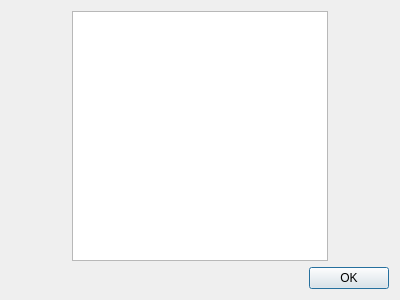
ckb-next/ckb-next, file src/gui/kbprofiledialog.ui: the form before one commit.
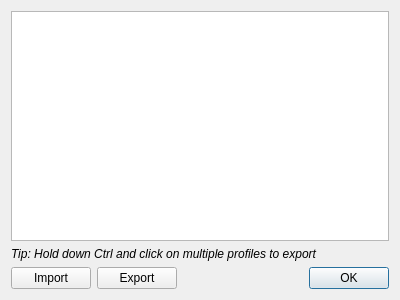
The form after the commit. Custom widgets are drawn as their Qt base class.

Commit message: Add profile export functionality

The edit to the form file:
```diff
--- a/src/gui/kbprofiledialog.ui
+++ b/src/gui/kbprofiledialog.ui
@@ -16,34 +16,8 @@
   <property name="windowTitle">
    <string>Keyboard Profiles</string>
   </property>
-  <layout class="QGridLayout" name="gridLayout">
-   <item row="0" column="0">
-    <spacer name="horizontalSpacer">
-     <property name="orientation">
-      <enum>Qt::Horizontal</enum>
-     </property>
-     <property name="sizeHint" stdset="0">
-      <size>
-       <width>40</width>
-       <height>20</height>
-      </size>
-     </property>
-    </spacer>
-   </item>
-   <item row="0" column="2">
-    <spacer name="horizontalSpacer_2">
-     <property name="orientation">
-      <enum>Qt::Horizontal</enum>
-     </property>
-     <property name="sizeHint" stdset="0">
-      <size>
-       <width>40</width>
-       <height>20</height>
-      </size>
-     </property>
-    </spacer>
-   </item>
-   <item row="0" column="1">
+  <layout class="QVBoxLayout" name="verticalLayout">
+   <item>
     <widget class="RListWidget" name="profileList">
      <property name="contextMenuPolicy">
       <enum>Qt::CustomContextMenu</enum>
@@ -59,16 +33,69 @@
      </property>
     </widget>
    </item>
-   <item row="1" column="0" colspan="3">
-    <widget class="QDialogButtonBox" name="buttonBox">
-     <property name="orientation">
-      <enum>Qt::Horizontal</enum>
+   <item>
+    <widget class="QLabel" name="exportTip">
+     <property name="font">
+      <font>
+       <pointsize>9</pointsize>
+       <italic>true</italic>
+      </font>
      </property>
-     <property name="standardButtons">
-      <set>QDialogButtonBox::Ok</set>
+     <property name="text">
+      <string>Tip: Hold down Ctrl and click on multiple profiles to export</string>
      </property>
     </widget>
    </item>
+   <item>
+    <layout class="QHBoxLayout" name="horizontalLayout_2">
+     <item>
+      <widget class="QPushButton" name="importButton">
+       <property name="text">
+        <string>Import</string>
+       </property>
+       <property name="autoDefault">
+        <bool>false</bool>
+       </property>
+      </widget>
+     </item>
+     <item>
+      <widget class="QPushButton" name="exportButton">
+       <property name="text">
+        <string>Export</string>
+       </property>
+      </widget>
+     </item>
+     <item>
+      <spacer name="horizontalSpacer">
+       <property name="orientation">
+        <enum>Qt::Horizontal</enum>
+       </property>
+       <property name="sizeHint" stdset="0">
+        <size>
+         <width>40</width>
+         <height>20</height>
+        </size>
+       </property>
+      </spacer>
+     </item>
+     <item>
+      <widget class="QDialogButtonBox" name="buttonBox">
+       <property name="sizePolicy">
+        <sizepolicy hsizetype="Minimum" vsizetype="Fixed">
+         <horstretch>0</horstretch>
+         <verstretch>0</verstretch>
+        </sizepolicy>
+       </property>
+       <property name="orientation">
+        <enum>Qt::Horizontal</enum>
+       </property>
+       <property name="standardButtons">
+        <set>QDialogButtonBox::Ok</set>
+       </property>
+      </widget>
+     </item>
+    </layout>
+   </item>
   </layout>
  </widget>
  <customwidgets>
```
Left out of the diff: 35 changed lines with no effect on the pictures. The commit also changes 14 other files.
